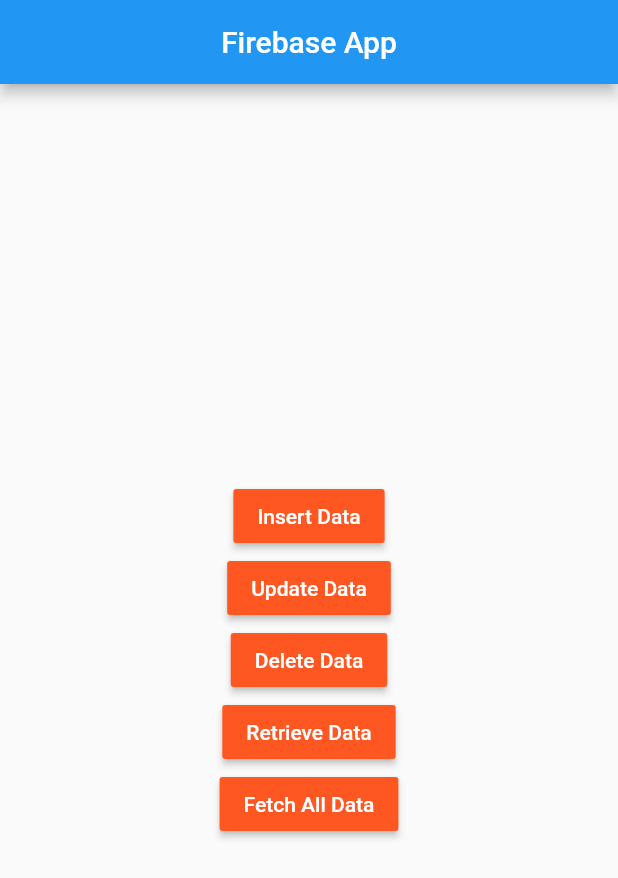
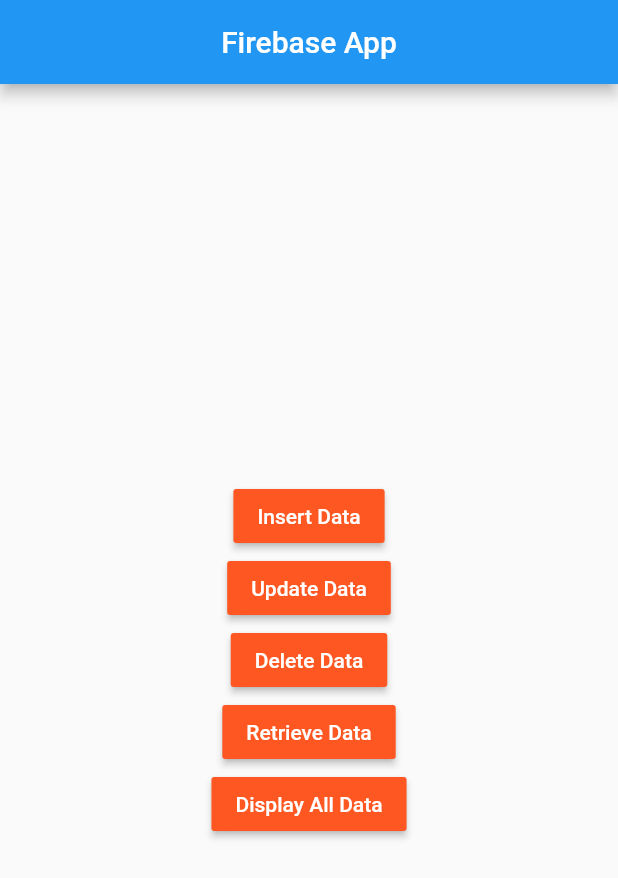
Before and after one commit to milankathiriya/afternoon_test, a Flutter app: the screen it shows after launch, on a phone screen of 412 x 824 dp. Shown: the top 878 px of the screen. Run offline on Flutter 3.47's test engine with Material 2 defaults, Android fonts, the phone set to English and light mode, and no system bars; our stand-ins replace cloud_firestore, firebase_core; accounts and stored records are empty.

Commit message:
update fetch to display word

```diff
--- a/lib/main.dart
+++ b/lib/main.dart
@@ -74,7 +74,7 @@ class _HomePageState extends State<HomePage> {
               onPressed: retrieveData,
             ),
             RaisedButton(
-              child: Text("Fetch All Data"),
+              child: Text("Display All Data"),
               color: Colors.deepOrange,
               textColor: Colors.white,
               onPressed: (){
```
